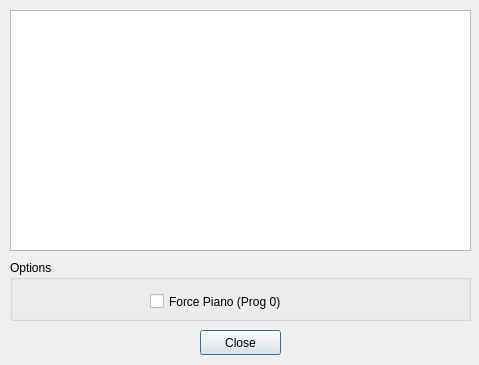
Above: src/informations.ui from obook/I-like-Chopin before the change. Below: the same form after it.
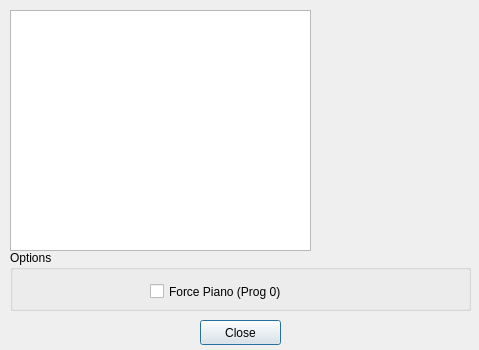
That is the form after the change.

```diff
--- a/src/informations.ui
+++ b/src/informations.ui
@@ -7,7 +7,7 @@
     <x>0</x>
     <y>0</y>
     <width>479</width>
-    <height>365</height>
+    <height>350</height>
    </rect>
   </property>
   <property name="windowTitle">
@@ -17,7 +17,7 @@
    <property name="geometry">
     <rect>
      <x>200</x>
-     <y>330</y>
+     <y>320</y>
      <width>81</width>
      <height>25</height>
     </rect>
@@ -30,7 +30,7 @@
    <property name="geometry">
     <rect>
      <x>10</x>
-     <y>260</y>
+     <y>250</y>
      <width>461</width>
      <height>61</height>
     </rect>
@@ -57,11 +57,22 @@
     <rect>
      <x>10</x>
      <y>10</y>
-     <width>461</width>
+     <width>301</width>
      <height>241</height>
     </rect>
    </property>
   </widget>
+  <widget class="QWidget" name="formLayoutWidget">
+   <property name="geometry">
+    <rect>
+     <x>320</x>
+     <y>10</y>
+     <width>141</width>
+     <height>241</height>
+    </rect>
+   </property>
+   <layout class="QFormLayout" name="formLayout"/>
+  </widget>
  </widget>
  <resources/>
  <connections/>
```
